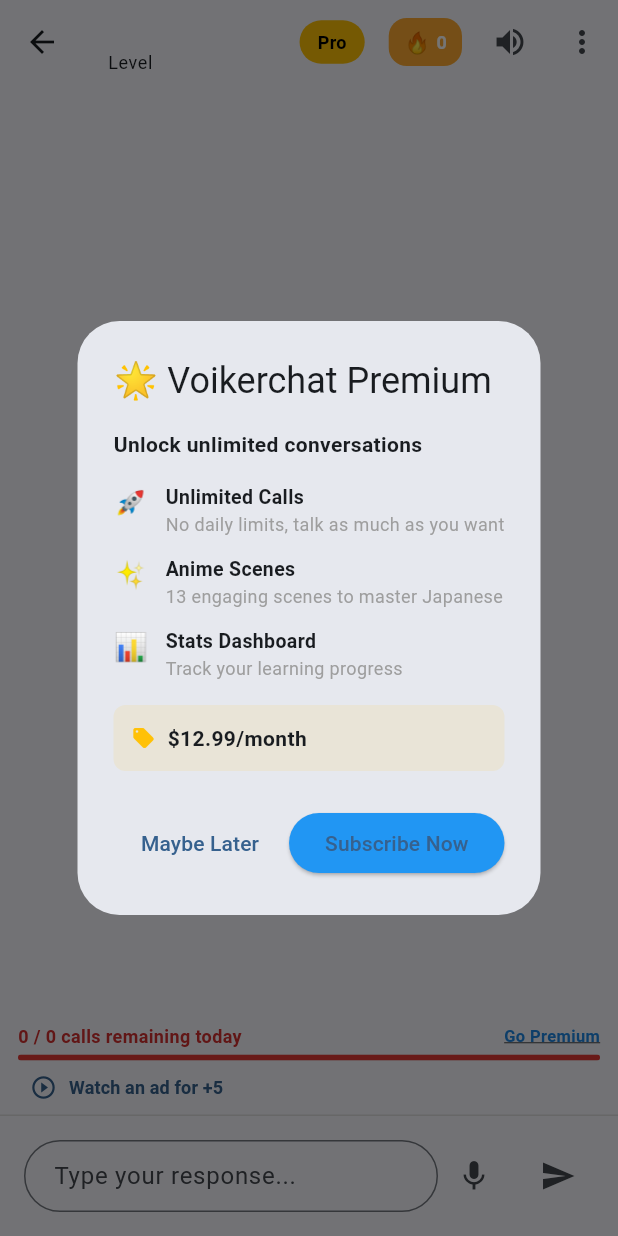
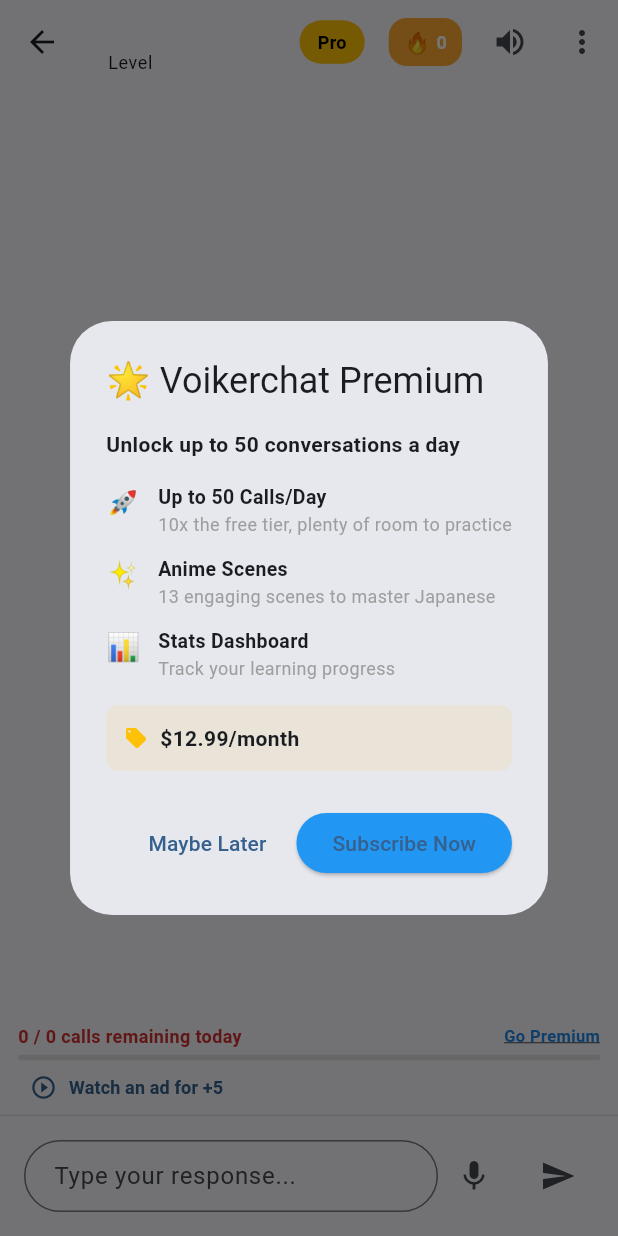
Before and after one commit to shibuyer-jp/voikerchat, a Flutter app: the ChatScreen screen opened directly with empty values, after a tap on "Pro", on a phone screen of 412 x 824 dp. Run offline on Flutter 3.47's test engine with Material 3 defaults, Android fonts, the phone set to English and light mode, and no system bars; our stand-ins replace firebase_core, firebase_messaging, flutter_local_notifications, flutter_tts, google_mobile_ads, shared_preferences and 3 more; missing offline and left inert: app_settings, purchases_flutter; accounts and stored records are empty; generated files the repository leaves out were written again.

Commit message:
fix(premium): Premiumユーザーにも1日50回の上限を実際に適用
DB側は revenuecat-webhook.ts で daily_limit=50 を正しく付与していたが、
api/chat.ts の `if (!isPremium)` ガードと api/rate-limit.ts の
`is_premium === true ||` によりチェック自体がスキップされ、Premiumが
事実上無制限になっていた（コスト試算により50/日を維持する方針を確認済み）。

- api/chat.ts: isPremiumでもcheckAndIncrementRateLimitを呼ぶように変更。
  レコード未作成時のフォールバックもPremium/無料で正しいdaily_limitを設定
- api/rate-limit.ts: canMakeCallのis_premiumバイパスを削除
- lib/models/rate_limit.dart: remainingCalls/canMakeCall/usagePercentageの
  Premium特別扱い(999固定・0%固定)を削除し、実際のdaily_limitで計算
- lib/widgets/rate_limit_widget.dart: Premiumも実際の残り回数を表示
  （見た目はamber色で区別、アップグレードリンクは非表示のまま）
- lib/screens/chat_screen.dart: 上限到達ダイアログをPremium向けに出し分け
  （「アップグレード」ではなく「明日リセット」文言、CTA非表示）
- ARB(ja/en/fil): 「無制限」「Unlimited」「Walang Limitasyon」の表記を
  実装に合わせて「1日50回」ベースの文言に統一。新規キー
  dailyLimitReachedBodyPremium追加

```diff
--- a/lib/l10n/app_en.arb
+++ b/lib/l10n/app_en.arb
@@ -4,7 +4,7 @@
   "@appTitle": {
     "description": "Application title"
   },
-  "premiumUnlimited": "Premium - Unlimited",
+  "premiumUnlimited": "Premium - 50/day",
   "@premiumUnlimited": {
     "description": "Label shown to premium users instead of a usage limit"
   },
@@ -203,13 +203,13 @@
   "@premiumDialogTitle": {
     "description": "Upsell dialog title"
   },
-  "premiumDialogBody": "With Premium you can learn without limits.",
+  "premiumDialogBody": "With Premium you can learn up to 50 times a day.",
   "@premiumDialogBody": {
     "description": "Upsell dialog body"
   },
-  "premiumBenefitUnlimited": "✓ Unlimited daily use",
+  "premiumBenefitUnlimited": "✓ Up to 50 conversations/day",
   "@premiumBenefitUnlimited": {
-    "description": "Premium benefit: unlimited"
+    "description": "Premium benefit: 50 calls/day"
   },
   "premiumBenefitAllScenes": "✓ All anime scenes unlocked",
   "@premiumBenefitAllScenes": {
@@ -281,7 +281,11 @@
       }
     }
   },
-  "goPremiumUnlockCta": "✨ Go Premium to unlock unlimited calls!",
+  "dailyLimitReachedBodyPremium": "You have reached today's limit (50/day). It resets tomorrow.",
+  "@dailyLimitReachedBodyPremium": {
+    "description": "Rate limit dialog body shown to Premium users who hit their daily cap"
+  },
+  "goPremiumUnlockCta": "✨ Go Premium for up to 50 calls a day!",
   "@goPremiumUnlockCta": {
     "description": "Rate limit dialog premium CTA"
   },
@@ -289,17 +293,17 @@
   "@premiumSheetTitle": {
     "description": "Premium dialog title"
   },
-  "premiumSheetSubtitle": "Unlock unlimited conversations",
+  "premiumSheetSubtitle": "Unlock up to 50 conversations a day",
   "@premiumSheetSubtitle": {
     "description": "Premium dialog subtitle"
   },
-  "featureUnlimitedTitle": "Unlimited Calls",
+  "featureUnlimitedTitle": "Up to 50 Calls/Day",
   "@featureUnlimitedTitle": {
-    "description": "Premium feature: unlimited title"
+    "description": "Premium feature: 50 calls/day title"
   },
-  "featureUnlimitedDesc": "No daily limits, talk as much as you want",
+  "featureUnlimitedDesc": "10x the free tier, plenty of room to practice",
   "@featureUnlimitedDesc": {
-    "description": "Premium feature: unlimited desc"
+    "description": "Premium feature: 50 calls/day desc"
   },
   "featureAnimeTitle": "Anime Scenes",
   "@featureAnimeTitle": {
@@ -325,7 +329,7 @@
   "@processingPurchase": {
     "description": "Purchase in-progress dialog"
   },
-  "welcomePremium": "✨ Welcome to Premium! Enjoy unlimited conversations!",
+  "welcomePremium": "✨ Welcome to Premium! Enjoy up to 50 conversations a day!",
   "@welcomePremium": {
     "description": "Purchase success message"
   },
@@ -734,7 +738,7 @@
   "@premiumUpsellStage1Message": {
     "description": "Premium upsell stage 1: toast message"
   },
-  "premiumUpsellStage2Message": "With Premium you can learn without limits",
+  "premiumUpsellStage2Message": "With Premium you can learn up to 50 times a day",
   "@premiumUpsellStage2Message": {
     "description": "Premium upsell stage 2: dialog message"
   },
@@ -826,7 +830,7 @@
   "@notifUpsellStage2Body": {
     "description": "Premium upsell notification stage2 body"
   },
-  "notifUpsellStage3Title": "🚀 Unlimited learning with Premium",
+  "notifUpsellStage3Title": "🚀 Learn up to 50 times a day with Premium",
   "@notifUpsellStage3Title": {
     "description": "Premium upsell notification stage3 title"
   },
--- a/lib/models/rate_limit.dart
+++ b/lib/models/rate_limit.dart
@@ -13,14 +13,15 @@
     required this.isPremium,
   });
 
-  /// Returns remaining calls for today
-  int get remainingCalls => isPremium ? 999 : (dailyLimit - usedToday).clamp(0, dailyLimit);
+  /// Returns remaining calls for today (Premium も dailyLimit=50 を実際に適用)
+  int get remainingCalls => (dailyLimit - usedToday).clamp(0, dailyLimit);
 
   /// Returns true if user can make another call
-  bool get canMakeCall => isPremium || usedToday < dailyLimit;
+  bool get canMakeCall => usedToday < dailyLimit;
 
   /// Returns percentage of daily limit used (0-100)
-  double get usagePercentage => isPremium ? 0 : (usedToday / dailyLimit * 100).clamp(0, 100);
+  double get usagePercentage =>
+      dailyLimit > 0 ? (usedToday / dailyLimit * 100).clamp(0, 100) : 0;
 
   factory RateLimit.fromJson(Map<String, dynamic> json) {
     return RateLimit(
--- a/lib/widgets/rate_limit_widget.dart
+++ b/lib/widgets/rate_limit_widget.dart
@@ -33,35 +33,12 @@
       return const SizedBox.shrink();
     }
 
-    // Premium users: no limit indicator
-    if (rateLimit!.isPremium) {
-      return Padding(
-        padding: const EdgeInsets.fromLTRB(12, 8, 12, 4),
-        child: Row(
-          children: [
-            Icon(
-              Icons.flash_on,
-              size: 16,
-              color: Colors.amber.shade600,
-            ),
-            const SizedBox(width: 6),
-            Text(
-              l.premiumUnlimited,
-              style: TextStyle(
-                fontSize: 12,
-                color: Colors.amber.shade600,
-                fontWeight: FontWeight.w500,
-              ),
-            ),
-          ],
-        ),
-      );
-    }
-
-    // Free tier: show usage
+    // Premium も同じ progress bar を表示する（daily_limit=50 を実適用）。
+    // すでに Premium なのでアップグレードリンクは出さない（isPremium で分岐）。
+    final isPremium = rateLimit!.isPremium;
     final remaining = rateLimit!.remainingCalls;
     final usagePercent = rateLimit!.usagePercentage;
-    final isNearLimit = remaining <= 1;
+    final isNearLimit = !isPremium && remaining <= 1;
 
     return Padding(
       padding: const EdgeInsets.fromLTRB(12, 8, 12, 4),
@@ -76,11 +53,15 @@
                 l.callsRemainingToday(remaining, rateLimit!.dailyLimit),
                 style: TextStyle(
                   fontSize: 12,
-                  color: isNearLimit ? Colors.red[700] : Colors.grey.shade600,
+                  color: isNearLimit
+                      ? Colors.red[700]
+                      : (isPremium
+                          ? Colors.amber.shade700
+                          : Colors.grey.shade600),
                   fontWeight: isNearLimit ? FontWeight.w600 : FontWeight.w500,
                 ),
               ),
-              if (onUpgradePressed != null)
+              if (!isPremium && onUpgradePressed != null)
                 InkWell(
                   onTap: onUpgradePressed,
                   child: Text(
@@ -104,7 +85,9 @@
               minHeight: 4,
               backgroundColor: Colors.grey.shade300,
               valueColor: AlwaysStoppedAnimation<Color>(
-                isNearLimit ? Colors.red[600]! : Colors.blue[500]!,
+                isNearLimit
+                    ? Colors.red[600]!
+                    : (isPremium ? Colors.amber.shade600 : Colors.blue[500]!),
               ),
             ),
           ),
```
Also changed, not shown: lib/l10n/app_fil.arb (+11 -10 lines), lib/l10n/app_ja.arb (+11 -10 lines), lib/screens/chat_screen.dart (+11 -2 lines), 2 other files.
